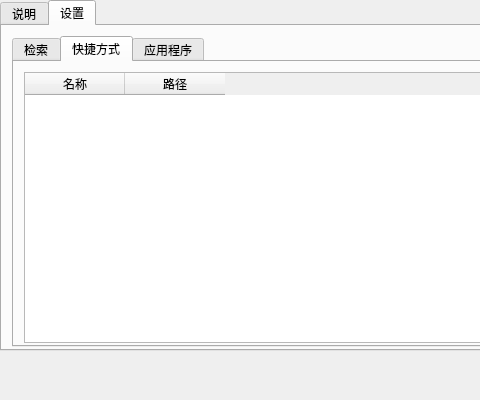
Qt form settingdialog.ui (smilecc/Fast) before a commit; both pictures show x 0 to 480 and y 0 to 400 of the 694 by 400 pixel window.
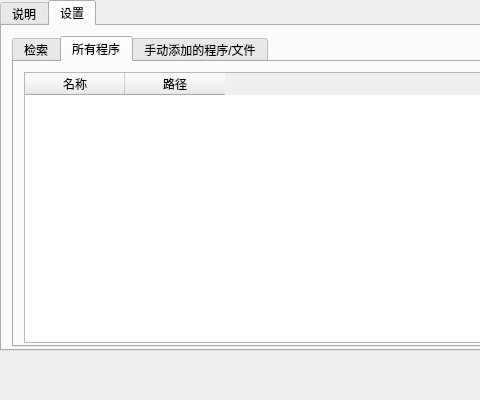
The same form after that commit. The open tabs and pages were chosen to show the change. Icons and pictures are not drawn.

What changed in the file:
```diff
--- a/settingdialog.ui
+++ b/settingdialog.ui
@@ -146,7 +146,7 @@
      </widget>
      <widget class="QWidget" name="tab_4">
       <attribute name="title">
-       <string>快捷方式</string>
+       <string>所有程序</string>
       </attribute>
       <widget class="QTableWidget" name="tableWidget">
        <property name="geometry">
@@ -171,7 +171,7 @@
      </widget>
      <widget class="QWidget" name="tab_5">
       <attribute name="title">
-       <string>应用程序</string>
+       <string>手动添加的程序/文件</string>
       </attribute>
       <widget class="QPushButton" name="addProButton">
        <property name="geometry">
```
Left out of the diff: 2 changed lines with no effect on the pictures.
